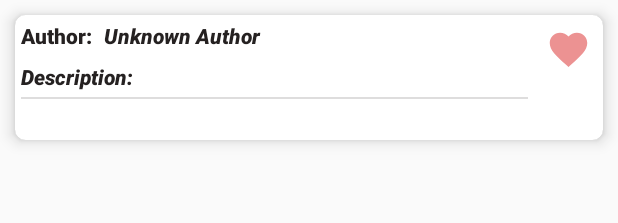
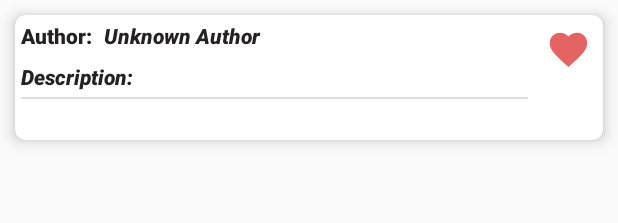
Before and after one commit to scottwang329/NewsPlus, an Android app: the layout saved_news_item.xml on its own in the app's theme, with its tools: preview values and no code run, on a phone screen of 412 x 824 dp. Shown: the top 223 px of the screen. Run offline under Robolectric (Android 15) with nearby library versions, the phone set to English and light mode, and no system bars.

Commit message:
customize colors

```diff
--- a/app/src/main/res/drawable/ic_favorite_black_24dp.xml
+++ b/app/src/main/res/drawable/ic_favorite_black_24dp.xml
@@ -4,6 +4,6 @@
         android:viewportWidth="24.0"
         android:viewportHeight="24.0">
     <path
-        android:fillColor="@color/pink"
+        android:fillColor="@color/red"
         android:pathData="M12,21.35l-1.45,-1.32C5.4,15.36 2,12.28 2,8.5 2,5.42 4.42,3 7.5,3c1.74,0 3.41,0.81 4.5,2.09C13.09,3.81 14.76,3 16.5,3 19.58,3 22,5.42 22,8.5c0,3.78 -3.4,6.86 -8.55,11.54L12,21.35z"/>
 </vector>
--- a/app/src/main/res/drawable/ic_favorite_border_black_24dp.xml
+++ b/app/src/main/res/drawable/ic_favorite_border_black_24dp.xml
@@ -4,6 +4,6 @@
         android:viewportWidth="24.0"
         android:viewportHeight="24.0">
     <path
-        android:fillColor="@color/pink"
+        android:fillColor="@color/red"
         android:pathData="M16.5,3c-1.74,0 -3.41,0.81 -4.5,2.09C10.91,3.81 9.24,3 7.5,3 4.42,3 2,5.42 2,8.5c0,3.78 3.4,6.86 8.55,11.54L12,21.35l1.45,-1.32C18.6,15.36 22,12.28 22,8.5 22,5.42 19.58,3 16.5,3zM12.1,18.55l-0.1,0.1 -0.1,-0.1C7.14,14.24 4,11.39 4,8.5 4,6.5 5.5,5 7.5,5c1.54,0 3.04,0.99 3.57,2.36h1.87C13.46,5.99 14.96,5 16.5,5c2,0 3.5,1.5 3.5,3.5 0,2.89 -3.14,5.74 -7.9,10.05z"/>
 </vector>
--- a/app/src/main/res/layout/activity_main.xml
+++ b/app/src/main/res/layout/activity_main.xml
@@ -18,6 +18,7 @@
         android:text="@string/app_name"
         android:textSize="30sp"
         android:textStyle="bold"
+        android:background="@color/colorPrimaryDark"
         app:layout_constraintTop_toTopOf="parent" />
 
     <View
@@ -42,7 +43,7 @@
         android:id="@+id/nav_view"
         android:layout_width="match_parent"
         android:layout_height="wrap_content"
-        android:background="@color/white"
+        android:background="@color/colorPrimary"
         app:itemIconTint="@color/text_black"
         app:itemTextColor="@color/text_black"
         app:menu="@menu/bottom_nav_menu" />
--- a/app/src/main/res/layout/fragment_search.xml
+++ b/app/src/main/res/layout/fragment_search.xml
@@ -18,7 +18,7 @@
         android:id="@+id/search_view"
         android:layout_width="0dp"
         android:layout_height="wrap_content"
-        android:hint="Search the topic"
+        android:hint="@string/search_hint"
         android:imeOptions="actionDone"
         android:singleLine="true"
         app:layout_constraintBottom_toBottomOf="@+id/search_icon"
--- a/app/src/main/res/layout/saved_news_item.xml
+++ b/app/src/main/res/layout/saved_news_item.xml
@@ -37,11 +37,11 @@
 
         <TextView
             android:id="@+id/description_label"
+            style="@style/NormalText"
             android:layout_width="wrap_content"
             android:layout_height="wrap_content"
             android:padding="4dp"
             android:text="@string/description"
-            style="@style/NormalText"
             app:layout_constraintLeft_toLeftOf="@id/author_label"
             app:layout_constraintTop_toBottomOf="@id/author_label" />
 
--- a/app/src/main/res/values/colors.xml
+++ b/app/src/main/res/values/colors.xml
@@ -1,8 +1,8 @@
 <?xml version="1.0" encoding="utf-8"?>
 <resources>
-    <color name="colorPrimary">#6200EE</color>
-    <color name="colorPrimaryDark">#3700B3</color>
-    <color name="colorAccent">#03DAC5</color>
+    <color name="colorPrimary">#00BCD4</color>
+    <color name="colorPrimaryDark">#3F51B5</color>
+    <color name="colorAccent">#FF9800</color>
 
     <!--    our own color -->
     <color name="blue">#3b50c9</color>
--- a/app/src/main/res/values/strings.xml
+++ b/app/src/main/res/values/strings.xml
@@ -1,13 +1,13 @@
 <resources>
-    <string name="app_name">TinNews</string>
+    <string name="app_name">NewsPlus</string>
 
     <string name="title_home">Home</string>
     <string name="title_save">Save</string>
     <string name="title_search">Search</string>
     <string name="title_detail">Detail</string>
-    <string name="hello_blank_fragment">Hello blank fragment</string>
 
     <string name="unknown_author">Unknown Author</string>
     <string name="description">Description:</string>
     <string name='author'>Author:</string>
+    <string name="search_hint">Search the topic</string>
 </resources>
```
Also changed, not shown: 1 other file.
